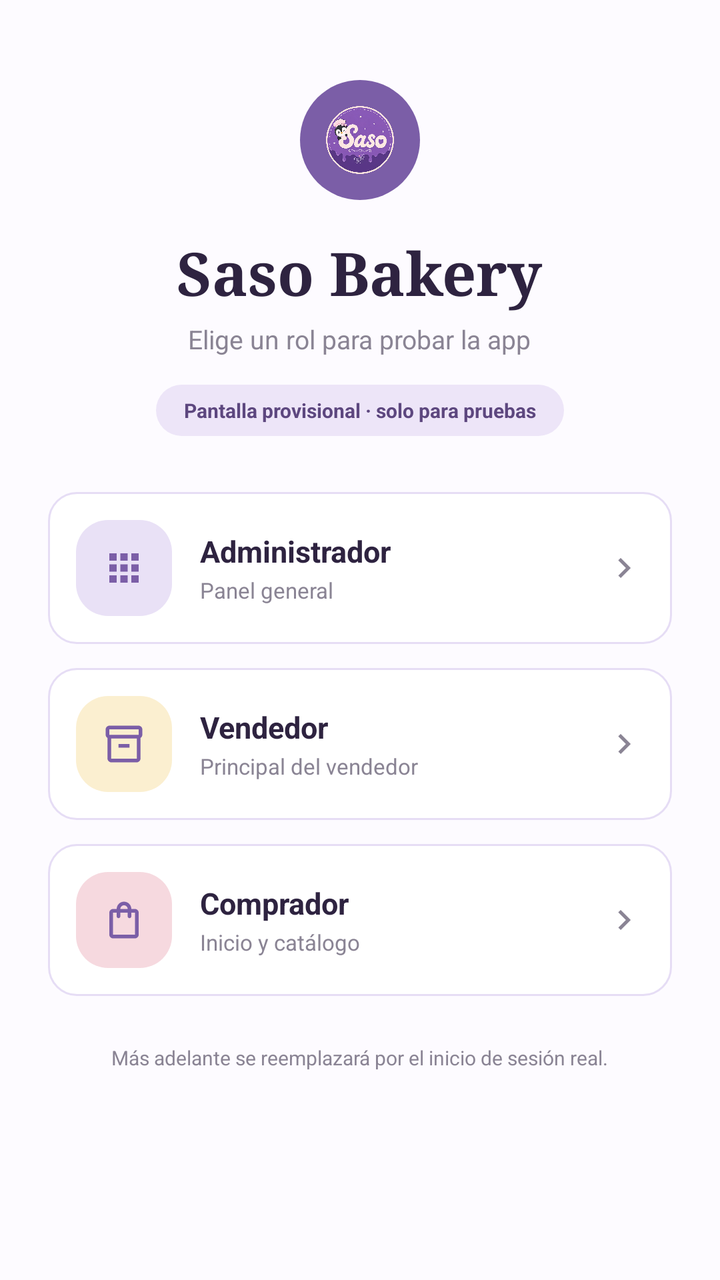
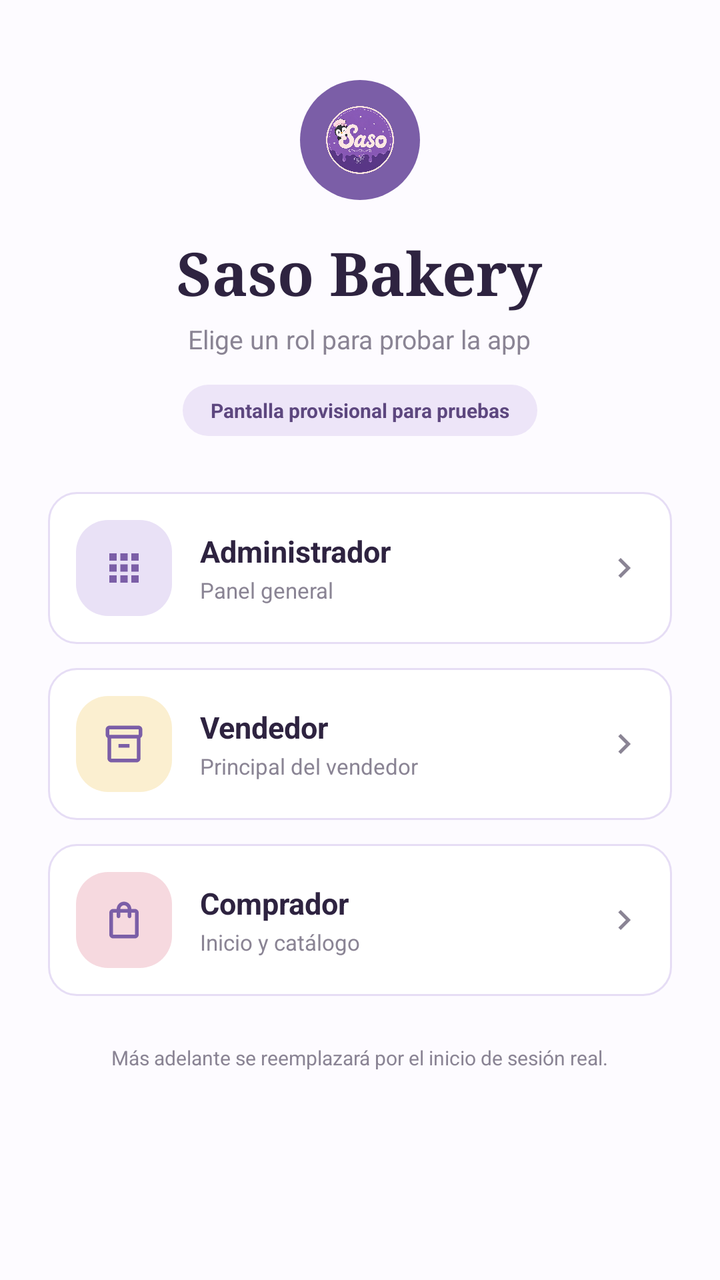

An Android layout rendered at two revisions. The XML below is the earlier revision; the diff shows what the commit changed to produce the second picture.
<!-- AndroidManifest.xml: application theme Theme.SasoBakeryApp -->
<!-- res/layout/activity_rol_seleccion.xml -->
<?xml version="1.0" encoding="utf-8"?>
<FrameLayout xmlns:android="http://schemas.android.com/apk/res/android"
    xmlns:tools="http://schemas.android.com/tools"
    android:id="@+id/main"
    android:layout_width="match_parent"
    android:layout_height="match_parent"
    android:background="#FDFBFF"
    tools:context=".RolSeleccionActivity">

    <ScrollView
        android:layout_width="match_parent"
        android:layout_height="match_parent"
        android:fillViewport="true"
        android:overScrollMode="never"
        android:scrollbars="none">

        <LinearLayout
            android:layout_width="match_parent"
            android:layout_height="wrap_content"
            android:gravity="center_horizontal"
            android:orientation="vertical"
            android:paddingStart="24dp"
            android:paddingTop="40dp"
            android:paddingEnd="24dp"
            android:paddingBottom="24dp">

            
            <ImageView
                android:layout_width="60dp"
                android:layout_height="60dp"
                android:background="@drawable/bg_users_logo"
                android:contentDescription="@null"
                android:padding="13dp"
                android:src="@drawable/ic_logo_mark" />

            <TextView
                android:layout_width="wrap_content"
                android:layout_height="wrap_content"
                android:layout_marginTop="16dp"
                android:fontFamily="serif"
                android:text="Saso Bakery"
                android:textColor="#2E2340"
                android:textSize="30sp"
                android:textStyle="bold" />

            <TextView
                android:layout_width="wrap_content"
                android:layout_height="wrap_content"
                android:layout_marginTop="4dp"
                android:text="Elige un rol para probar la app"
                android:textColor="#8A8494"
                android:textSize="13sp" />

            <TextView
                android:layout_width="wrap_content"
                android:layout_height="wrap_content"
                android:layout_marginTop="14dp"
                android:background="@drawable/bg_catalogo_manage"
                android:paddingStart="14dp"
                android:paddingTop="6dp"
                android:paddingEnd="14dp"
                android:paddingBottom="6dp"
                android:text="Pantalla provisional · solo para pruebas"
                android:textColor="#5D477F"
                android:textSize="10sp"
                android:textStyle="bold" />

            
            <LinearLayout
                android:id="@+id/cardAdmin"
                android:layout_width="match_parent"
                android:layout_height="wrap_content"
                android:layout_marginTop="28dp"
                android:background="@drawable/bg_users_input"
                android:clickable="true"
                android:focusable="true"
                android:foreground="?attr/selectableItemBackground"
                android:gravity="center_vertical"
                android:orientation="horizontal"
                android:padding="14dp">

                <FrameLayout
                    android:layout_width="48dp"
                    android:layout_height="48dp"
                    android:background="@drawable/bg_pedidos_stat"
                    android:backgroundTint="#E9E1F6">

                    <ImageView
                        android:layout_width="22dp"
                        android:layout_height="22dp"
                        android:layout_gravity="center"
                        android:contentDescription="@null"
                        android:src="@drawable/ic_grid"
                        android:tint="#7B5EA7" />
                </FrameLayout>

                <LinearLayout
                    android:layout_width="0dp"
                    android:layout_height="wrap_content"
                    android:layout_marginStart="14dp"
                    android:layout_weight="1"
                    android:orientation="vertical">

                    <TextView
                        android:layout_width="wrap_content"
                        android:layout_height="wrap_content"
                        android:text="Administrador"
                        android:textColor="#2E2340"
                        android:textSize="15sp"
                        android:textStyle="bold" />

                    <TextView
                        android:layout_width="wrap_content"
                        android:layout_height="wrap_content"
                        android:layout_marginTop="2dp"
                        android:text="Panel general"
                        android:textColor="#8A8494"
                        android:textSize="11sp" />
                </LinearLayout>

                <ImageView
                    android:layout_width="20dp"
                    android:layout_height="20dp"
                    android:contentDescription="@null"
                    android:src="@drawable/ic_chevron_right"
                    android:tint="#8A8494" />
            </LinearLayout>

            
            <LinearLayout
                android:id="@+id/cardVendedor"
                android:layout_width="match_parent"
                android:layout_height="wrap_content"
                android:layout_marginTop="12dp"
                android:background="@drawable/bg_users_input"
                android:clickable="true"
                android:focusable="true"
                android:foreground="?attr/selectableItemBackground"
                android:gravity="center_vertical"
                android:orientation="horizontal"
                android:padding="14dp">

                <FrameLayout
                    android:layout_width="48dp"
                    android:layout_height="48dp"
                    android:background="@drawable/bg_pedidos_stat"
                    android:backgroundTint="#FBEFD0">

                    <ImageView
                        android:layout_width="22dp"
                        android:layout_height="22dp"
                        android:layout_gravity="center"
                        android:contentDescription="@null"
                        android:src="@drawable/ic_box"
                        android:tint="#7B5EA7" />
                </FrameLayout>

                <LinearLayout
                    android:layout_width="0dp"
                    android:layout_height="wrap_content"
                    android:layout_marginStart="14dp"
                    android:layout_weight="1"
                    android:orientation="vertical">

                    <TextView
                        android:layout_width="wrap_content"
                        android:layout_height="wrap_content"
                        android:text="Vendedor"
                        android:textColor="#2E2340"
                        android:textSize="15sp"
                        android:textStyle="bold" />

                    <TextView
                        android:layout_width="wrap_content"
                        android:layout_height="wrap_content"
                        android:layout_marginTop="2dp"
                        android:text="Principal del vendedor"
                        android:textColor="#8A8494"
                        android:textSize="11sp" />
                </LinearLayout>

                <ImageView
                    android:layout_width="20dp"
                    android:layout_height="20dp"
                    android:contentDescription="@null"
                    android:src="@drawable/ic_chevron_right"
                    android:tint="#8A8494" />
            </LinearLayout>

            
            <LinearLayout
                android:id="@+id/cardComprador"
                android:layout_width="match_parent"
                android:layout_height="wrap_content"
                android:layout_marginTop="12dp"
                android:background="@drawable/bg_users_input"
                android:clickable="true"
                android:focusable="true"
                android:foreground="?attr/selectableItemBackground"
                android:gravity="center_vertical"
                android:orientation="horizontal"
                android:padding="14dp">

                <FrameLayout
                    android:layout_width="48dp"
                    android:layout_height="48dp"
                    android:background="@drawable/bg_pedidos_stat"
                    android:backgroundTint="#F6D9DF">

                    <ImageView
                        android:layout_width="22dp"
                        android:layout_height="22dp"
                        android:layout_gravity="center"
                        android:contentDescription="@null"
                        android:src="@drawable/ic_bag"
                        android:tint="#7B5EA7" />
                </FrameLayout>

                <LinearLayout
                    android:layout_width="0dp"
                    android:layout_height="wrap_content"
                    android:layout_marginStart="14dp"
                    android:layout_weight="1"
                    android:orientation="vertical">

                    <TextView
                        android:layout_width="wrap_content"
                        android:layout_height="wrap_content"
                        android:text="Comprador"
                        android:textColor="#2E2340"
                        android:textSize="15sp"
                        android:textStyle="bold" />

                    <TextView
                        android:layout_width="wrap_content"
                        android:layout_height="wrap_content"
                        android:layout_marginTop="2dp"
                        android:text="Inicio y catálogo"
                        android:textColor="#8A8494"
                        android:textSize="11sp" />
                </LinearLayout>

                <ImageView
                    android:layout_width="20dp"
                    android:layout_height="20dp"
                    android:contentDescription="@null"
                    android:src="@drawable/ic_chevron_right"
                    android:tint="#8A8494" />
            </LinearLayout>

            <TextView
                android:layout_width="wrap_content"
                android:layout_height="wrap_content"
                android:layout_marginTop="24dp"
                android:gravity="center"
                android:text="Más adelante se reemplazará por el inicio de sesión real."
                android:textColor="#8A8494"
                android:textSize="10sp" />
        </LinearLayout>
    </ScrollView>
</FrameLayout>
<!-- resources referenced by this layout -->
<resources>
  <!-- drawable bg_catalogo_manage (drawable) -->
  <?xml version="1.0" encoding="utf-8"?>
  <shape xmlns:android="http://schemas.android.com/apk/res/android" android:shape="rectangle">
      <solid android:color="#EDE5F8" />
      <corners android:radius="14dp" />
  </shape>
  <!-- drawable bg_pedidos_stat (drawable) -->
  <?xml version="1.0" encoding="utf-8"?>
  <shape xmlns:android="http://schemas.android.com/apk/res/android" android:shape="rectangle">
      <solid android:color="#FFFFFF" />
      <corners android:radius="16dp" />
  </shape>
  <!-- drawable bg_users_input (drawable) -->
  <?xml version="1.0" encoding="utf-8"?>
  <shape xmlns:android="http://schemas.android.com/apk/res/android" android:shape="rectangle">
      <solid android:color="#FFFFFF" />
      <stroke android:width="1dp" android:color="#E6DDF5" />
      <corners android:radius="14dp" />
  </shape>
  <!-- drawable bg_users_logo (drawable) -->
  <?xml version="1.0" encoding="utf-8"?>
  <shape xmlns:android="http://schemas.android.com/apk/res/android" android:shape="oval">
      <solid android:color="#7B5EA7" />
  </shape>
  <!-- drawable ic_bag (drawable) -->
  <?xml version="1.0" encoding="utf-8"?>
  <vector xmlns:android="http://schemas.android.com/apk/res/android"
      android:width="24dp" android:height="24dp"
      android:viewportWidth="24" android:viewportHeight="24">
      <path android:fillColor="#FF000000"
          android:pathData="M18,6h-2c0,-2.21 -1.79,-4 -4,-4S8,3.79 8,6H6c-1.1,0 -2,0.9 -2,2v12c0,1.1 0.9,2 2,2h12c1.1,0 2,-0.9 2,-2V8c0,-1.1 -0.9,-2 -2,-2zM12,4c1.1,0 2,0.9 2,2h-4c0,-1.1 0.9,-2 2,-2zM18,20H6V8h2v2c0,0.55 0.45,1 1,1s1,-0.45 1,-1V8h4v2c0,0.55 0.45,1 1,1s1,-0.45 1,-1V8h2v12z" />
  </vector>
  <!-- drawable ic_box (drawable) -->
  <?xml version="1.0" encoding="utf-8"?>
  <vector xmlns:android="http://schemas.android.com/apk/res/android"
      android:width="24dp" android:height="24dp"
      android:viewportWidth="24" android:viewportHeight="24">
      <path android:fillColor="#FF000000"
          android:pathData="M20,2H4C3,2 2,2.9 2,4v3.01C2,7.73 2.43,8.35 3,8.7V20c0,1.1 1.1,2 2,2h14c0.9,0 2,-0.9 2,-2V8.7c0.57,-0.35 1,-0.97 1,-1.69V4C22,2.9 21,2 20,2zM19,20H5V9h14V20zM20,7H4V4h16V7zM9,12h6v2H9z" />
  </vector>
  <!-- drawable ic_chevron_right (drawable) -->
  <?xml version="1.0" encoding="utf-8"?>
  <vector xmlns:android="http://schemas.android.com/apk/res/android"
      android:width="24dp" android:height="24dp"
      android:viewportWidth="24" android:viewportHeight="24">
      <path android:fillColor="#FF000000"
          android:pathData="M10,6L8.59,7.41 13.17,12l-4.58,4.59L10,18l6,-6z" />
  </vector>
  <!-- drawable ic_grid (drawable) -->
  <?xml version="1.0" encoding="utf-8"?>
  <vector xmlns:android="http://schemas.android.com/apk/res/android"
      android:width="24dp" android:height="24dp"
      android:viewportWidth="24" android:viewportHeight="24">
      <path android:fillColor="#FF000000"
          android:pathData="M4,8h4V4H4v4zM10,20h4v-4h-4v4zM4,20h4v-4H4v4zM4,14h4v-4H4v4zM10,14h4v-4h-4v4zM16,4v4h4V4h-4zM10,8h4V4h-4v4zM16,14h4v-4h-4v4zM16,20h4v-4h-4v4z" />
  </vector>
  <!-- drawable ic_logo_mark (drawable) -->
  <?xml version="1.0" encoding="utf-8"?>
  <bitmap xmlns:android="http://schemas.android.com/apk/res/android"
      android:src="@drawable/logo_saso" />
  <style name="Theme.SasoBakeryApp" parent="Base.Theme.SasoBakeryApp" />
  <!-- drawable logo_saso: png bitmap (drawable-nodpi, 585143 bytes) -->
  <style name="Base.Theme.SasoBakeryApp" parent="Theme.Material3.DayNight.NoActionBar">
          
          
      </style>
</resources>

<!-- the commit's change to res/layout/activity_rol_seleccion.xml (unified diff, before → after) -->
@@ -24,7 +24,6 @@
             android:paddingEnd="24dp"
             android:paddingBottom="24dp">
 
-            
             <ImageView
                 android:layout_width="60dp"
                 android:layout_height="60dp"
@@ -60,12 +59,11 @@
                 android:paddingTop="6dp"
                 android:paddingEnd="14dp"
                 android:paddingBottom="6dp"
-                android:text="Pantalla provisional · solo para pruebas"
+                android:text="Pantalla provisional para pruebas"
                 android:textColor="#5D477F"
                 android:textSize="10sp"
                 android:textStyle="bold" />
 
-            
             <LinearLayout
                 android:id="@+id/cardAdmin"
                 android:layout_width="match_parent"
@@ -126,7 +124,6 @@
                     android:tint="#8A8494" />
             </LinearLayout>
 
-            
             <LinearLayout
                 android:id="@+id/cardVendedor"
                 android:layout_width="match_parent"
@@ -187,7 +184,6 @@
                     android:tint="#8A8494" />
             </LinearLayout>
 
-            
             <LinearLayout
                 android:id="@+id/cardComprador"
                 android:layout_width="match_parent"
